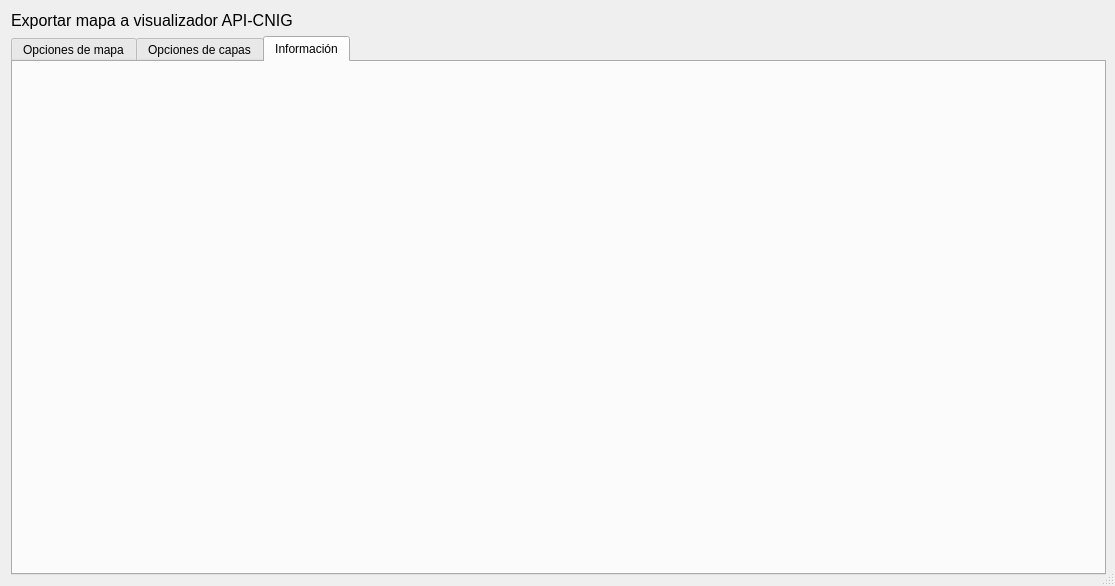
Above: qgis2apicnig/QGIS2APICNIG_dialog_base.ui from IngenieroGeomatico/QGIS2API-CNIG before the change. Below: the same form after it.
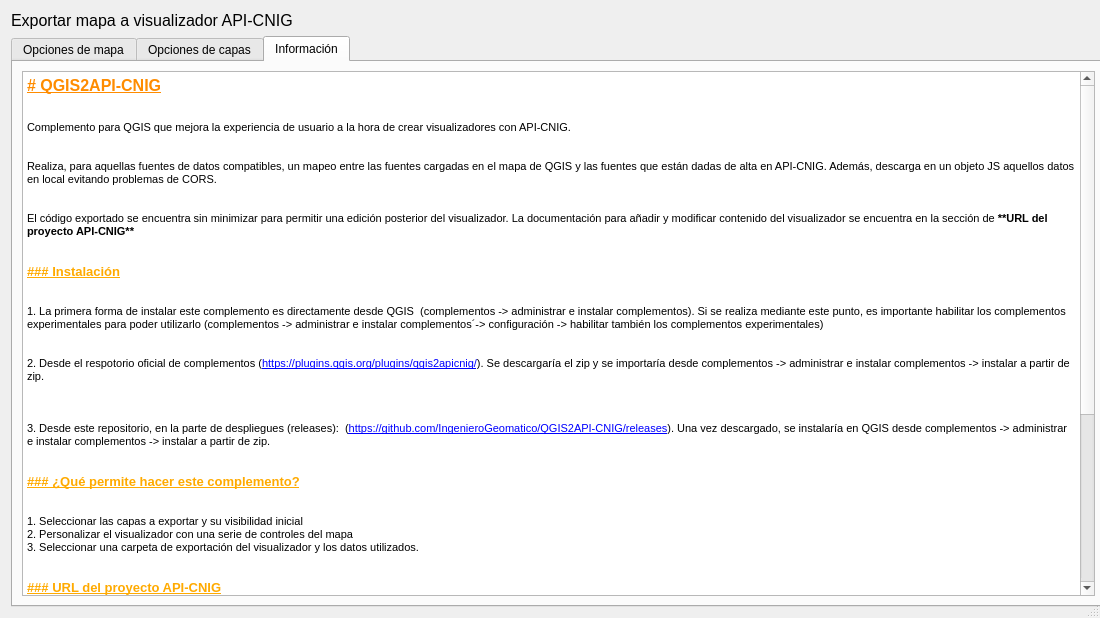
That is the form after the change. The open tabs and pages were chosen to show the change. Custom widgets are drawn as their Qt base class.

Commit message: se añade documentación en la pestaña de infomración

The edit to the form file:
```diff
--- a/qgis2apicnig/QGIS2APICNIG_dialog_base.ui
+++ b/qgis2apicnig/QGIS2APICNIG_dialog_base.ui
@@ -9,8 +9,8 @@
    <rect>
     <x>0</x>
     <y>0</y>
-    <width>1115</width>
-    <height>586</height>
+    <width>1100</width>
+    <height>618</height>
    </rect>
   </property>
   <property name="sizePolicy">
@@ -483,6 +483,66 @@
       <attribute name="title">
        <string>Información</string>
       </attribute>
+      <layout class="QGridLayout" name="gridLayout_11">
+       <item row="0" column="0">
+        <widget class="QTextBrowser" name="textBrowser">
+         <property name="verticalScrollBarPolicy">
+          <enum>Qt::ScrollBarAsNeeded</enum>
+         </property>
+         <property name="tabChangesFocus">
+          <bool>true</bool>
+         </property>
+         <property name="undoRedoEnabled">
+          <bool>false</bool>
+         </property>
+         <property name="readOnly">
+          <bool>true</bool>
+         </property>
+         <property name="html">
+          <string>&lt;!DOCTYPE HTML PUBLIC &quot;-//W3C//DTD HTML 4.0//EN&quot; &quot;http://www.w3.org/TR/REC-html40/strict.dtd&quot;&gt;
+&lt;html&gt;&lt;head&gt;&lt;meta name=&quot;qrichtext&quot; content=&quot;1&quot; /&gt;&lt;style type=&quot;text/css&quot;&gt;
+p, li { white-space: pre-wrap; }
+&lt;/style&gt;&lt;/head&gt;&lt;body style=&quot; font-family:'MS Shell Dlg 2'; font-size:8.15094pt; font-weight:400; font-style:normal;&quot;&gt;
+&lt;p style=&quot; margin-top:0px; margin-bottom:0px; margin-left:0px; margin-right:0px; -qt-block-indent:0; text-indent:0px; line-height:19px;&quot;&gt;&lt;span style=&quot; font-family:'Consolas','Courier New','monospace'; font-size:12pt; font-weight:600; text-decoration: underline; color:#ff8c00;&quot;&gt;# QGIS2API-CNIG&lt;/span&gt;&lt;/p&gt;
+&lt;p style=&quot; margin-top:0px; margin-bottom:0px; margin-left:0px; margin-right:0px; -qt-block-indent:0; text-indent:0px;&quot;&gt;&lt;span style=&quot; font-family:'Consolas','Courier New','monospace'; font-size:8pt; color:#cccccc;&quot;&gt;&lt;br /&gt;&lt;/span&gt;&lt;/p&gt;
+&lt;p style=&quot; margin-top:0px; margin-bottom:0px; margin-left:0px; margin-right:0px; -qt-block-indent:0; text-indent:0px;&quot;&gt;&lt;span style=&quot; font-family:'Consolas','Courier New','monospace'; font-size:8pt; color:#000000;&quot;&gt;Complemento para QGIS que mejora la experiencia de usuario a la hora de crear visualizadores con API-CNIG.&lt;/span&gt;&lt;/p&gt;
+&lt;p style=&quot; margin-top:0px; margin-bottom:0px; margin-left:0px; margin-right:0px; -qt-block-indent:0; text-indent:0px;&quot;&gt;&lt;span style=&quot; font-family:'Consolas','Courier New','monospace'; font-size:8pt; color:#000000;&quot;&gt;&lt;br /&gt;&lt;/span&gt;&lt;/p&gt;
+&lt;p style=&quot; margin-top:0px; margin-bottom:0px; margin-left:0px; margin-right:0px; -qt-block-indent:0; text-indent:0px;&quot;&gt;&lt;span style=&quot; font-family:'Consolas','Courier New','monospace'; font-size:8pt; color:#000000;&quot;&gt;Realiza, para aquellas fuentes de datos compatibles, un mapeo entre las fuentes cargadas en el mapa de QGIS y las fuentes que están dadas de alta en API-CNIG. Además, descarga en un objeto JS aquellos datos en local evitando problemas de CORS.&lt;/span&gt;&lt;/p&gt;
+&lt;p style=&quot; margin-top:0px; margin-bottom:0px; margin-left:0px; margin-right:0px; -qt-block-indent:0; text-indent:0px;&quot;&gt;&lt;span style=&quot; font-family:'Consolas','Courier New','monospace'; font-size:8pt; color:#000000;&quot;&gt;&lt;br /&gt;&lt;/span&gt;&lt;/p&gt;
+&lt;p style=&quot; margin-top:0px; margin-bottom:0px; margin-left:0px; margin-right:0px; -qt-block-indent:0; text-indent:0px;&quot;&gt;&lt;span style=&quot; font-family:'Consolas','Courier New','monospace'; font-size:8pt; color:#000000;&quot;&gt;El código exportado se encuentra sin minimizar para permitir una edición posterior del visualizador. La documentación para añadir y modificar contenido del visualizador se encuentra en la sección de &lt;/span&gt;&lt;span style=&quot; font-family:'Consolas','Courier New','monospace'; font-size:8pt; font-weight:600; color:#000000;&quot;&gt;**URL del proyecto API-CNIG**&lt;/span&gt;&lt;/p&gt;
+&lt;p style=&quot; margin-top:0px; margin-bottom:0px; margin-left:0px; margin-right:0px; -qt-block-indent:0; text-indent:0px;&quot;&gt;&lt;span style=&quot; font-family:'Consolas','Courier New','monospace'; font-size:8pt; color:#cccccc;&quot;&gt;&lt;br /&gt;&lt;/span&gt;&lt;/p&gt;
+&lt;p style=&quot; margin-top:0px; margin-bottom:0px; margin-left:0px; margin-right:0px; -qt-block-indent:0; text-indent:0px;&quot;&gt;&lt;span style=&quot; font-family:'Consolas','Courier New','monospace'; font-size:10pt; font-weight:600; text-decoration: underline; color:#ffaa00;&quot;&gt;### Instalación&lt;/span&gt;&lt;/p&gt;
+&lt;p style=&quot; margin-top:0px; margin-bottom:0px; margin-left:0px; margin-right:0px; -qt-block-indent:0; text-indent:0px;&quot;&gt;&lt;span style=&quot; font-family:'Consolas','Courier New','monospace'; font-size:8pt; color:#cccccc;&quot;&gt;&lt;br /&gt;&lt;/span&gt;&lt;/p&gt;
+&lt;p style=&quot; margin-top:0px; margin-bottom:0px; margin-left:0px; margin-right:0px; -qt-block-indent:0; text-indent:0px;&quot;&gt;&lt;span style=&quot; font-family:'Consolas','Courier New','monospace'; font-size:8pt; color:#000000;&quot;&gt;1. La primera forma de instalar este complemento es directamente desde QGIS  (complementos -&amp;gt; administrar e instalar complementos). Si se realiza mediante este punto, es importante habilitar los complementos experimentales para poder utilizarlo (complementos -&amp;gt; administrar e instalar complementos´-&amp;gt; configuración -&amp;gt; habilitar también los complementos experimentales)&lt;/span&gt;&lt;/p&gt;
+&lt;p style=&quot; margin-top:0px; margin-bottom:0px; margin-left:0px; margin-right:0px; -qt-block-indent:0; text-indent:0px;&quot;&gt;&lt;span style=&quot; font-family:'Consolas','Courier New','monospace'; font-size:8pt; color:#000000;&quot;&gt;&lt;br /&gt;&lt;/span&gt;&lt;/p&gt;
+&lt;p style=&quot; margin-top:0px; margin-bottom:0px; margin-left:0px; margin-right:0px; -qt-block-indent:0; text-indent:0px;&quot;&gt;&lt;span style=&quot; font-family:'Consolas','Courier New','monospace'; font-size:8pt; color:#000000;&quot;&gt;2. Desde el respotorio oficial de complementos (&lt;/span&gt;&lt;a href=&quot;https://plugins.qgis.org/plugins/qgis2apicnig/&quot;&gt;&lt;span style=&quot; font-size:8pt; text-decoration: underline; color:#0000ff;&quot;&gt;https://plugins.qgis.org/plugins/qgis2apicnig/&lt;/span&gt;&lt;/a&gt;&lt;span style=&quot; font-family:'Consolas','Courier New','monospace'; font-size:8pt; color:#000000;&quot;&gt;). Se descargaría el zip y se importaría desde complementos -&amp;gt; administrar e instalar complementos -&amp;gt; instalar a partir de zip.&lt;/span&gt;&lt;/p&gt;
+&lt;p style=&quot; margin-top:0px; margin-bottom:0px; margin-left:0px; margin-right:0px; -qt-block-indent:0; text-indent:0px;&quot;&gt;&lt;span style=&quot; font-family:'Consolas','Courier New','monospace'; font-size:8pt; color:#000000;&quot;&gt;&lt;br /&gt;&lt;br /&gt;&lt;/span&gt;&lt;/p&gt;
+&lt;p style=&quot; margin-top:0px; margin-bottom:0px; margin-left:0px; margin-right:0px; -qt-block-indent:0; text-indent:0px;&quot;&gt;&lt;span style=&quot; font-family:'Consolas','Courier New','monospace'; font-size:8pt; color:#000000;&quot;&gt;3. Desde este repositorio, en la parte de despliegues (releases):  (&lt;/span&gt;&lt;a href=&quot;https://github.com/IngenieroGeomatico/QGIS2API-CNIG/releases&quot;&gt;&lt;span style=&quot; font-size:8pt; text-decoration: underline; color:#0000ff;&quot;&gt;https://github.com/IngenieroGeomatico/QGIS2API-CNIG/releases&lt;/span&gt;&lt;/a&gt;&lt;span style=&quot; font-family:'Consolas','Courier New','monospace'; font-size:8pt; color:#000000;&quot;&gt;). Una vez descargado, se instalaría en QGIS desde complementos -&amp;gt; administrar e instalar complementos -&amp;gt; instalar a partir de zip.&lt;/span&gt;&lt;/p&gt;
+&lt;p style=&quot; margin-top:0px; margin-bottom:0px; margin-left:0px; margin-right:0px; -qt-block-indent:0; text-indent:0px;&quot;&gt;&lt;span style=&quot; font-family:'Consolas','Courier New','monospace'; font-size:8pt; color:#cccccc;&quot;&gt;&lt;br /&gt;&lt;/span&gt;&lt;/p&gt;
+&lt;p style=&quot; margin-top:0px; margin-bottom:0px; margin-left:0px; margin-right:0px; -qt-block-indent:0; text-indent:0px;&quot;&gt;&lt;span style=&quot; font-family:'Consolas','Courier New','monospace'; font-size:10pt; font-weight:600; text-decoration: underline; color:#ffaa00;&quot;&gt;### ¿Qué permite hacer este complemento?&lt;/span&gt;&lt;/p&gt;
+&lt;p style=&quot; margin-top:0px; margin-bottom:0px; margin-left:0px; margin-right:0px; -qt-block-indent:0; text-indent:0px;&quot;&gt;&lt;span style=&quot; font-family:'Consolas','Courier New','monospace'; font-size:8pt; color:#cccccc;&quot;&gt;&lt;br /&gt;&lt;/span&gt;&lt;/p&gt;
+&lt;p style=&quot; margin-top:0px; margin-bottom:0px; margin-left:0px; margin-right:0px; -qt-block-indent:0; text-indent:0px;&quot;&gt;&lt;span style=&quot; font-family:'Consolas','Courier New','monospace'; font-size:8pt; color:#000000;&quot;&gt;1. Seleccionar las capas a exportar y su visibilidad inicial&lt;/span&gt;&lt;/p&gt;
+&lt;p style=&quot; margin-top:0px; margin-bottom:0px; margin-left:0px; margin-right:0px; -qt-block-indent:0; text-indent:0px;&quot;&gt;&lt;span style=&quot; font-family:'Consolas','Courier New','monospace'; font-size:8pt; color:#000000;&quot;&gt;2. Personalizar el visualizador con una serie de controles del mapa&lt;/span&gt;&lt;/p&gt;
+&lt;p style=&quot; margin-top:0px; margin-bottom:0px; margin-left:0px; margin-right:0px; -qt-block-indent:0; text-indent:0px;&quot;&gt;&lt;span style=&quot; font-family:'Consolas','Courier New','monospace'; font-size:8pt; color:#000000;&quot;&gt;3. Seleccionar una carpeta de exportación del visualizador y los datos utilizados.&lt;/span&gt;&lt;/p&gt;
+&lt;p style=&quot; margin-top:0px; margin-bottom:0px; margin-left:0px; margin-right:0px; -qt-block-indent:0; text-indent:0px;&quot;&gt;&lt;span style=&quot; font-family:'Consolas','Courier New','monospace'; font-size:8pt; color:#cccccc;&quot;&gt;&lt;br /&gt;&lt;/span&gt;&lt;/p&gt;
+&lt;p style=&quot; margin-top:0px; margin-bottom:0px; margin-left:0px; margin-right:0px; -qt-block-indent:0; text-indent:0px;&quot;&gt;&lt;span style=&quot; font-family:'Consolas','Courier New','monospace'; font-size:10pt; font-weight:600; text-decoration: underline; color:#ffaa00;&quot;&gt;### URL del proyecto API-CNIG&lt;/span&gt;&lt;/p&gt;
+&lt;p style=&quot; margin-top:0px; margin-bottom:0px; margin-left:0px; margin-right:0px; -qt-block-indent:0; text-indent:0px;&quot;&gt;&lt;span style=&quot; font-family:'Consolas','Courier New','monospace'; font-size:8pt; color:#cccccc;&quot;&gt;&lt;br /&gt;&lt;/span&gt;&lt;/p&gt;
+&lt;p style=&quot; margin-top:0px; margin-bottom:0px; margin-left:0px; margin-right:0px; -qt-block-indent:0; text-indent:0px;&quot;&gt;&lt;span style=&quot; font-family:'Consolas','Courier New','monospace'; font-size:8pt; color:#000000;&quot;&gt;- Página oficial del proyecto: (&lt;/span&gt;&lt;a href=&quot;https://plataforma.idee.es/cnig-api&quot;&gt;&lt;span style=&quot; font-size:8pt; text-decoration: underline; color:#0000ff;&quot;&gt;https://plataforma.idee.es/cnig-api&lt;/span&gt;&lt;/a&gt;&lt;span style=&quot; font-family:'Consolas','Courier New','monospace'; font-size:8pt; color:#000000;&quot;&gt;)&lt;/span&gt;&lt;/p&gt;
+&lt;p style=&quot; margin-top:0px; margin-bottom:0px; margin-left:0px; margin-right:0px; -qt-block-indent:0; text-indent:0px;&quot;&gt;&lt;span style=&quot; font-family:'Consolas','Courier New','monospace'; font-size:8pt; color:#000000;&quot;&gt;&lt;br /&gt;&lt;/span&gt;&lt;/p&gt;
+&lt;p style=&quot; margin-top:0px; margin-bottom:0px; margin-left:0px; margin-right:0px; -qt-block-indent:0; text-indent:0px;&quot;&gt;&lt;span style=&quot; font-family:'Consolas','Courier New','monospace'; font-size:8pt; color:#000000;&quot;&gt;- API-DOC: (&lt;/span&gt;&lt;a href=&quot;https://componentes.cnig.es/api-core/doc/&quot;&gt;&lt;span style=&quot; font-size:8pt; text-decoration: underline; color:#0000ff;&quot;&gt;https://componentes.cnig.es/api-core/doc/&lt;/span&gt;&lt;/a&gt;&lt;span style=&quot; font-family:'Consolas','Courier New','monospace'; font-size:8pt; color:#000000;&quot;&gt;)&lt;/span&gt;&lt;/p&gt;
+&lt;p style=&quot; margin-top:0px; margin-bottom:0px; margin-left:0px; margin-right:0px; -qt-block-indent:0; text-indent:0px;&quot;&gt;&lt;span style=&quot; font-family:'Consolas','Courier New','monospace'; font-size:8pt; color:#000000;&quot;&gt;&lt;br /&gt;&lt;/span&gt;&lt;/p&gt;
+&lt;p style=&quot; margin-top:0px; margin-bottom:0px; margin-left:0px; margin-right:0px; -qt-block-indent:0; text-indent:0px;&quot;&gt;&lt;span style=&quot; font-family:'Consolas','Courier New','monospace'; font-size:8pt; color:#000000;&quot;&gt;- Repositorio del código: (&lt;/span&gt;&lt;a href=&quot;https://github.com/IGN-CNIG/API-CNIG&quot;&gt;&lt;span style=&quot; font-size:8pt; text-decoration: underline; color:#0000ff;&quot;&gt;https://github.com/IGN-CNIG/API-CNIG&lt;/span&gt;&lt;/a&gt;&lt;span style=&quot; font-family:'Consolas','Courier New','monospace'; font-size:8pt; color:#000000;&quot;&gt;)&lt;/span&gt;&lt;/p&gt;
+&lt;p style=&quot; margin-top:0px; margin-bottom:0px; margin-left:0px; margin-right:0px; -qt-block-indent:0; text-indent:0px;&quot;&gt;&lt;span style=&quot; font-family:'Consolas','Courier New','monospace'; font-size:8pt; color:#000000;&quot;&gt;&lt;br /&gt;&lt;/span&gt;&lt;/p&gt;
+&lt;p style=&quot; margin-top:0px; margin-bottom:0px; margin-left:0px; margin-right:0px; -qt-block-indent:0; text-indent:0px;&quot;&gt;&lt;span style=&quot; font-family:'Consolas','Courier New','monospace'; font-size:8pt; color:#000000;&quot;&gt;- Complementos o extensiones:(&lt;/span&gt;&lt;a href=&quot;https://componentes.cnig.es/api-core/test.html&quot;&gt;&lt;span style=&quot; font-size:8pt; text-decoration: underline; color:#0000ff;&quot;&gt;https://componentes.cnig.es/api-core/test.html&lt;/span&gt;&lt;/a&gt;&lt;span style=&quot; font-family:'Consolas','Courier New','monospace'; font-size:8pt; color:#000000;&quot;&gt;)&lt;/span&gt;&lt;/p&gt;
+&lt;p style=&quot; margin-top:0px; margin-bottom:0px; margin-left:0px; margin-right:0px; -qt-block-indent:0; text-indent:0px;&quot;&gt;&lt;span style=&quot; font-family:'Consolas','Courier New','monospace'; font-size:8pt; color:#000000;&quot;&gt;&lt;br /&gt;&lt;/span&gt;&lt;/p&gt;
+&lt;p style=&quot; margin-top:0px; margin-bottom:0px; margin-left:0px; margin-right:0px; -qt-block-indent:0; text-indent:0px;&quot;&gt;&lt;span style=&quot; font-family:'Consolas','Courier New','monospace'; font-size:8pt; color:#000000;&quot;&gt;- Documentación en formato WIKI:(&lt;/span&gt;&lt;a href=&quot;https://github.com/IGN-CNIG/API-CNIG/wiki&quot;&gt;&lt;span style=&quot; font-size:8pt; text-decoration: underline; color:#0000ff;&quot;&gt;https://github.com/IGN-CNIG/API-CNIG/wiki&lt;/span&gt;&lt;/a&gt;&lt;span style=&quot; font-family:'Consolas','Courier New','monospace'; font-size:8pt; color:#000000;&quot;&gt;)&lt;/span&gt;&lt;/p&gt;
+&lt;p style=&quot; margin-top:0px; margin-bottom:0px; margin-left:0px; margin-right:0px; -qt-block-indent:0; text-indent:0px;&quot;&gt;&lt;span style=&quot; font-family:'Consolas','Courier New','monospace'; font-size:8pt; color:#000000;&quot;&gt;&lt;br /&gt;&lt;/span&gt;&lt;/p&gt;
+&lt;p style=&quot; margin-top:0px; margin-bottom:0px; margin-left:0px; margin-right:0px; -qt-block-indent:0; text-indent:0px;&quot;&gt;&lt;span style=&quot; font-family:'Consolas','Courier New','monospace'; font-size:8pt; color:#000000;&quot;&gt;- Ejemplos de uso: (&lt;/span&gt;&lt;a href=&quot;https://componentes.cnig.es/GaleriaEjemplos_APICNIG/&quot;&gt;&lt;span style=&quot; font-size:8pt; text-decoration: underline; color:#0000ff;&quot;&gt;https://componentes.cnig.es/GaleriaEjemplos_APICNIG/&lt;/span&gt;&lt;/a&gt;&lt;span style=&quot; font-family:'Consolas','Courier New','monospace'; font-size:8pt; color:#000000;&quot;&gt;)&lt;/span&gt;&lt;/p&gt;
+&lt;p style=&quot; margin-top:0px; margin-bottom:0px; margin-left:0px; margin-right:0px; -qt-block-indent:0; text-indent:0px;&quot;&gt;&lt;span style=&quot; font-family:'Consolas','Courier New','monospace'; font-size:8pt; color:#cccccc;&quot;&gt;&lt;br /&gt;&lt;/span&gt;&lt;/p&gt;&lt;/body&gt;&lt;/html&gt;</string>
+         </property>
+        </widget>
+       </item>
+      </layout>
      </widget>
     </widget>
    </item>
```
Left out of the diff: 2 changed lines with no effect on the pictures. The commit also changes 5 other files.
